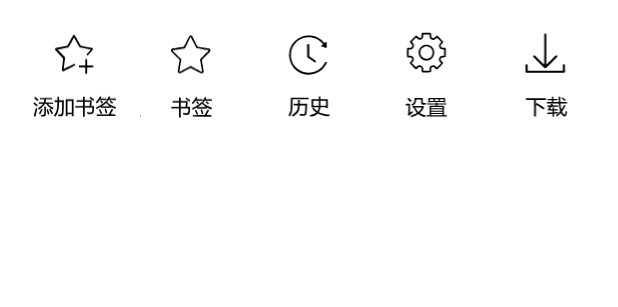
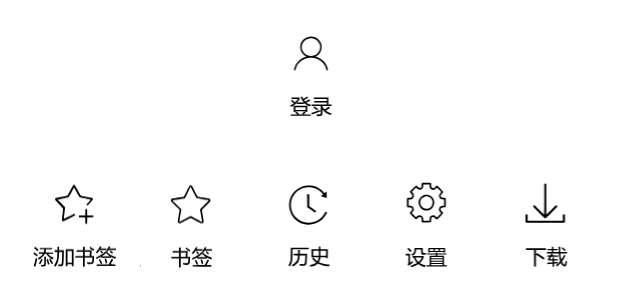
Before and after one commit to syx857/Browser, an Android app: the layout popup_menu.xml on its own in the app's theme, with its tools: preview values and no code run, on a phone screen of 412 x 824 dp. Shown: the top 307 px of the screen. Run offline under Robolectric (Android 15) with nearby library versions, the phone set to English and light mode, and no system bars.

Commit message:
登录、注册功能（使用轻服务）

```diff
--- a/app/build.gradle
+++ b/app/build.gradle
@@ -79,4 +79,8 @@ dependencies {
     testImplementation "androidx.arch.core:core-testing:2.1.0"
 
     implementation 'androidx.preference:preference:1.1.1'
+
+    //Retrofit
+    implementation 'com.squareup.retrofit2:retrofit:2.9.0'
+    implementation 'com.squareup.retrofit2:converter-gson:2.9.0'
 }
--- a/app/src/main/java/com/tech/ContainerActivity.java
+++ b/app/src/main/java/com/tech/ContainerActivity.java
@@ -45,6 +45,10 @@ public class ContainerActivity extends AppCompatActivity {
             controller.navigate(id);
             return;
         }
+        if (id == R.id.loginFragment) {
+            controller.navigate(id);
+            return;
+        }
         finish();
     }
 
--- a/app/src/main/java/com/tech/MainActivity.java
+++ b/app/src/main/java/com/tech/MainActivity.java
@@ -238,7 +238,6 @@ public class MainActivity extends AppCompatActivity implements TextWatcher, Page
 
     public void menuClick(int id) {
         if (id == R.id.nav_add_bookmark) {
-            //TODO 添加书签
             if(!TextUtils.isEmpty(webFragmentToken.url) && !TextUtils.isEmpty(webFragmentToken.title)) {
                 Bookmark bookmark = new Bookmark(webFragmentToken.url, webFragmentToken.title);
                 bookmarkViewModel.addBookmark(bookmark);
@@ -261,6 +260,10 @@ public class MainActivity extends AppCompatActivity implements TextWatcher, Page
         if (id == R.id.nav_setting) {
             menuPopup.dismiss();
             toContainerActivity(R.id.settingFragment);
+        }
+        if (id == R.id.nav_login) {
+            menuPopup.dismiss();
+            toContainerActivity(R.id.loginFragment);
         }
     }
 
--- /dev/null
+++ b/app/src/main/java/com/tech/api/ResponseBody.java
@@ -0,0 +1,6 @@
+package com.tech.api;
+
+public class ResponseBody {
+
+    public boolean result;
+}
--- a/app/src/main/java/com/tech/ui/bookmark/BookmarkFragment.java
+++ b/app/src/main/java/com/tech/ui/bookmark/BookmarkFragment.java
@@ -129,11 +129,6 @@ public class BookmarkFragment extends Fragment implements AdapterView.OnItemClic
                 });
                 break;
             case R.id.edit_bookmark:
-                //Intent intent = new Intent(BookmarkFragment.this, BookmarkEditActivity.class);
-                //intent.putExtra("bookmark", bookmarkList.get(info.position));
-               // Intent intent = new Intent(context, ContainerActivity.class);
-                //intent.putExtra("dest", input);
-                //startActivity(intent);
                 Bundle bundle = new Bundle();
                 bundle.putSerializable("bookmark", bookmarkList.get(info.position));
                 navController.navigate(R.id.bookmarkEditFragment, bundle);
--- a/app/src/main/java/com/tech/view/MenuPopup.java
+++ b/app/src/main/java/com/tech/view/MenuPopup.java
@@ -1,5 +1,6 @@
 package com.tech.view;
 
+import android.content.SharedPreferences;
 import android.view.LayoutInflater;
 import android.view.View;
 import android.view.ViewGroup;
@@ -7,6 +8,7 @@ import android.widget.PopupWindow;
 
 import androidx.appcompat.app.AppCompatActivity;
 
+import androidx.preference.PreferenceManager;
 import com.tech.R;
 import com.tech.databinding.PopupMenuBinding;
 
@@ -55,6 +57,7 @@ public class MenuPopup extends PopupWindow {
         binding.navDownload.setOnClickListener(this::onClick);
         binding.navHistory.setOnClickListener(this::onClick);
         binding.navSetting.setOnClickListener(this::onClick);
+        binding.navLogin.setOnClickListener(this::onClick);
     }
 
     public interface MenuPopupCallback {
--- /dev/null
+++ b/app/src/main/res/drawable/ic_nav_login.xml
@@ -0,0 +1,30 @@
+<vector xmlns:android="http://schemas.android.com/apk/res/android"
+    android:width="697dp"
+    android:height="718dp"
+    android:viewportWidth="697"
+    android:viewportHeight="718">
+  <path
+      android:pathData="M345.4,96c-3.8,1 -9.9,3 -13.5,4.5 -23.8,10 -40.9,33 -43.7,59 -1.8,16.9 3.7,36.4 14.3,50.2 4.6,6 14.6,14.7 21.3,18.5 2.9,1.7 5.1,3.3 4.8,3.6 -0.3,0.3 -3.2,1.4 -6.3,2.4 -29.4,9.9 -53.9,30.9 -66.9,57.3 -5.4,11.1 -10.4,25.6 -10.4,30.5 0,3.2 2.8,6 5.8,6 2.6,-0 4.8,-3.2 5.8,-8.5 1.8,-10.2 8.8,-25.9 15.8,-35.6 16.1,-22.1 38.5,-36.7 65.6,-42.7 10.4,-2.3 37.6,-2.3 48,-0 32.6,7.2 59.6,27.8 73.1,55.6 3.9,8 7,17 8.4,24.2 0.4,1.9 1.4,4.3 2.3,5.2 3.2,3.7 9.2,0.9 9.2,-4.4 0,-4.3 -4.9,-19 -9.6,-28.7 -5.8,-12.2 -11.9,-20.6 -21.9,-30.6 -13,-12.8 -28.7,-22.5 -45.8,-28.3 -3.1,-1 -6,-2.1 -6.3,-2.4 -0.3,-0.3 1.9,-1.9 4.8,-3.6 7.3,-4.1 17.4,-13.1 21.9,-19.5 21,-29.7 18.1,-67 -7.3,-92.8 -17.6,-17.7 -46.2,-26 -69.4,-19.9zM375.5,106.5c22.4,4.7 41.6,22.6 48,45 1,3.5 1.7,9.5 1.7,14.5 0.1,16.8 -5.9,30.8 -18.1,43 -12.8,12.7 -26.9,18.5 -45.1,18.5 -18.2,-0 -32.3,-5.8 -45.1,-18.5 -24.8,-24.7 -24.3,-62.4 1.3,-86.5 15.1,-14.3 36.7,-20.3 57.3,-16z"
+      android:fillColor="#000000"
+      android:strokeColor="#00000000"/>
+  <path
+      android:pathData="M295.3,510l-4.2,1.9 1.5,3.8c3.8,9 9.7,19.5 14.4,25.7 2.7,3.7 5,6.9 5,7.2 0,0.2 -10.4,0.4 -23.1,0.4l-23,-0 4.9,-5.8c2.8,-3.1 6.8,-8.4 9.1,-11.6 3.6,-5.1 4.1,-6.6 4.1,-11.3l0,-5.3 -28,-0 -28,-0 0,5 0,5 21,-0c11.6,-0 21,0.3 21,0.7 0,1.2 -10.7,14.7 -14.9,18.7l-4,3.9 -9.9,-9.1 -9.9,-9.1 -3.4,3.5 -3.3,3.4 8.9,9.1 9,9 -2.5,1.9c-2,1.5 -12,7.6 -20.1,12.1 -1.2,0.7 4,9.9 5.6,9.9 3.2,-0 24.3,-14.9 33.8,-23.9l5.7,-5.4 0,4.6 0,4.7 24.5,-0 24.5,-0 0,-4 0,-4 7.6,6.4c8.2,6.9 18.7,13.2 27.1,16.5l5.3,2.1 3.9,-5.9 4,-5.8 -6.6,-1.8c-6.8,-1.9 -17.9,-7 -22.2,-10.3l-2.3,-1.9 10.8,-6.1c16.3,-9.2 15.5,-8.2 11.7,-13.4 -1.8,-2.3 -3.6,-4.2 -4,-4.1 -0.4,0.1 -6.4,3.6 -13.3,7.7 -6.8,4.2 -13,7.6 -13.7,7.6 -0.7,-0 -2.8,-2.1 -4.8,-4.6l-3.5,-4.7 11.4,-6.2c12.8,-7.1 16.6,-9.5 16.6,-10.4 0,-0.3 -1.5,-2.3 -3.3,-4.5l-3.3,-3.9 -12.8,7.7c-7,4.3 -13.3,7.5 -14,7.3 -0.7,-0.3 -2.6,-3.7 -4.2,-7.6 -1.6,-3.9 -3.3,-7.1 -3.9,-7 -0.5,-0 -2.9,0.9 -5.2,1.9z"
+      android:fillColor="#000000"
+      android:strokeColor="#00000000"/>
+  <path
+      android:pathData="M381.7,514.7c-0.4,0.3 -0.7,2.6 -0.7,5l0,4.3 45,-0 45,-0 0,7.5 0,7.5 -43.5,-0 -43.5,-0 0,4.5 0,4.5 43.5,-0 43.5,-0 0,7.5 0,7.5 -52.6,-0 -52.5,-0 0.3,4.7 0.3,4.8 31.3,0.3 31.2,0.2 0,27c0,33.5 1.1,31.3 -15.6,30.8l-11.4,-0.3 0,2.5c0,1.4 0.3,4.2 0.6,6.2l0.7,3.8 12.5,-0c10.5,-0 13.2,-0.3 16.7,-2 7.1,-3.5 7.9,-5.9 8.5,-26.4l0.5,-17.9 2.9,4.2c7.5,10.8 24.5,23.4 39.8,29.6 13.3,5.3 12.1,5.4 16.7,-1.4l4,-5.9 -5.2,-1.2c-11.7,-2.8 -34.2,-13.7 -34.2,-16.7 0,-0.6 6.1,-5 13.5,-9.6 7.4,-4.7 13.5,-8.9 13.5,-9.4 0,-0.5 -1.6,-2.8 -3.7,-5.2l-3.6,-4.2 -7.4,5.4c-4,2.9 -10.6,7.6 -14.7,10.3l-7.4,4.9 -3.6,-4.1c-4.4,-5 -11.1,-16.2 -11.1,-18.6 0,-1.6 2.2,-1.8 31.3,-2l31.2,-0.3 0.3,-4.8 0.3,-4.7 -11,-0 -11.1,-0 0,-24.5 0,-24.5 -49.8,-0c-27.4,-0 -50.2,0.3 -50.5,0.7z"
+      android:fillColor="#000000"
+      android:strokeColor="#00000000"/>
+  <path
+      android:pathData="M243.2,592.7l0.3,21.8 5.5,-0c4.9,-0 5.5,-0.2 5.8,-2.3l0.3,-2.2 31.2,-0 31.2,-0 -8.3,8.3 -8.2,8.2 2.2,2.3 2.2,2.2 -15.7,-0c-9.2,-0 -15.7,-0.4 -15.7,-0.9 0,-0.6 1,-1.7 2.3,-2.6l2.2,-1.6 -6.5,-6.1c-10.5,-9.7 -10.5,-9.7 -14.6,-5.7l-3.4,3.3 7.2,6.8 7.3,6.7 -23.2,0.1 -23.3,-0 0,5 0,5 68.8,-0.2 68.7,-0.3 0.3,-4.8 0.3,-4.7 -24.3,-0 -24.2,-0 7.3,-6.7 7.4,-6.7 -4.3,-3.8 -4.3,-3.8 3.6,-0c2.9,-0 3.6,0.4 3.9,2.2 0.3,2.1 0.9,2.3 5.8,2.3l5.5,-0 0.3,-21.8 0.2,-21.7 -47,-0 -47,-0 0.2,21.7zM325,590.5l0,9.5 -35,-0 -35,-0 0,-9.5 0,-9.5 35,-0 35,-0 0,9.5z"
+      android:fillColor="#000000"
+      android:strokeColor="#00000000"/>
+  <path
+      android:pathData="M381.3,579c-4.1,5.1 -4,5.3 5.9,12 5.1,3.5 10.9,7.6 12.9,9.2 2,1.5 3.9,2.8 4.2,2.8 0.7,-0 6.7,-8.2 6.7,-9.1 0,-0.7 -24.1,-16.7 -26.3,-17.4 -0.7,-0.2 -2.2,0.9 -3.4,2.5z"
+      android:fillColor="#000000"
+      android:strokeColor="#00000000"/>
+  <path
+      android:pathData="M419.5,601.7c-2.2,0.9 -15.5,5.5 -29.6,10.3l-25.5,8.7 1.9,5.1c1.1,2.9 2.5,5.2 3.1,5.1 0.6,-0 13.5,-4.4 28.6,-9.8l27.5,-9.9 -0.3,-4.8c-0.1,-2.7 -0.6,-5.1 -1,-5.5 -0.4,-0.4 -2.5,-0 -4.7,0.8z"
+      android:fillColor="#000000"
+      android:strokeColor="#00000000"/>
+</vector>
--- a/app/src/main/res/layout/popup_menu.xml
+++ b/app/src/main/res/layout/popup_menu.xml
@@ -4,6 +4,24 @@
     android:layout_height="wrap_content"
     android:background="@color/white"
     android:orientation="vertical">
+
+    <LinearLayout
+        android:layout_width="match_parent"
+        android:layout_height="80dp"
+        android:layout_margin="10dp"
+        android:orientation="horizontal">
+
+        <ImageView
+            android:id="@+id/nav_login"
+            android:layout_width="0dp"
+            android:layout_height="match_parent"
+            android:layout_weight="1"
+            android:padding="5dp"
+            android:src="@drawable/ic_nav_login"
+            android:background="@drawable/button_select"
+            android:scaleType="fitCenter"/>
+
+    </LinearLayout>
 
     <LinearLayout
         android:layout_width="match_parent"
@@ -61,12 +79,4 @@
             android:background="@drawable/button_select"
             android:scaleType="fitCenter"/>
     </LinearLayout>
-
-    <LinearLayout
-        android:layout_width="match_parent"
-        android:layout_height="80dp"
-        android:layout_margin="10dp"
-        android:orientation="horizontal">
-
-    </LinearLayout>
 </LinearLayout>
```
Also changed, not shown: app/src/main/java/com/tech/api/RetrofitFactory.java (added, +22 -0 lines), app/src/main/java/com/tech/api/UserApi.java (added, +15 -0 lines), app/src/main/java/com/tech/domain/User.java (+7 -8 lines), app/src/main/java/com/tech/ui/login/LogInFragment.java (added, +78 -0 lines), app/src/main/java/com/tech/ui/login/RegisterFragment.java (added, +56 -0 lines), app/src/main/res/drawable/ic_nav_logged.xml (added, +34 -0 lines), app/src/main/res/layout/fragment_login.xml (added, +48 -0 lines), app/src/main/res/layout/fragment_register.xml (added, +34 -0 lines), app/src/main/res/navigation/navigation_container.xml (+14 -0 lines).
